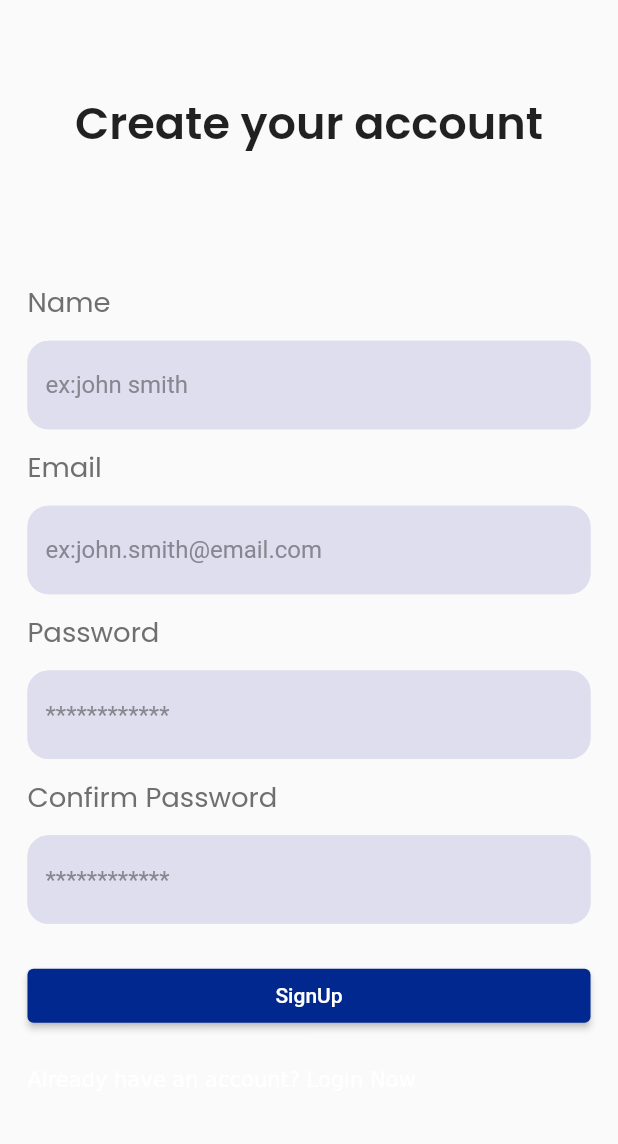
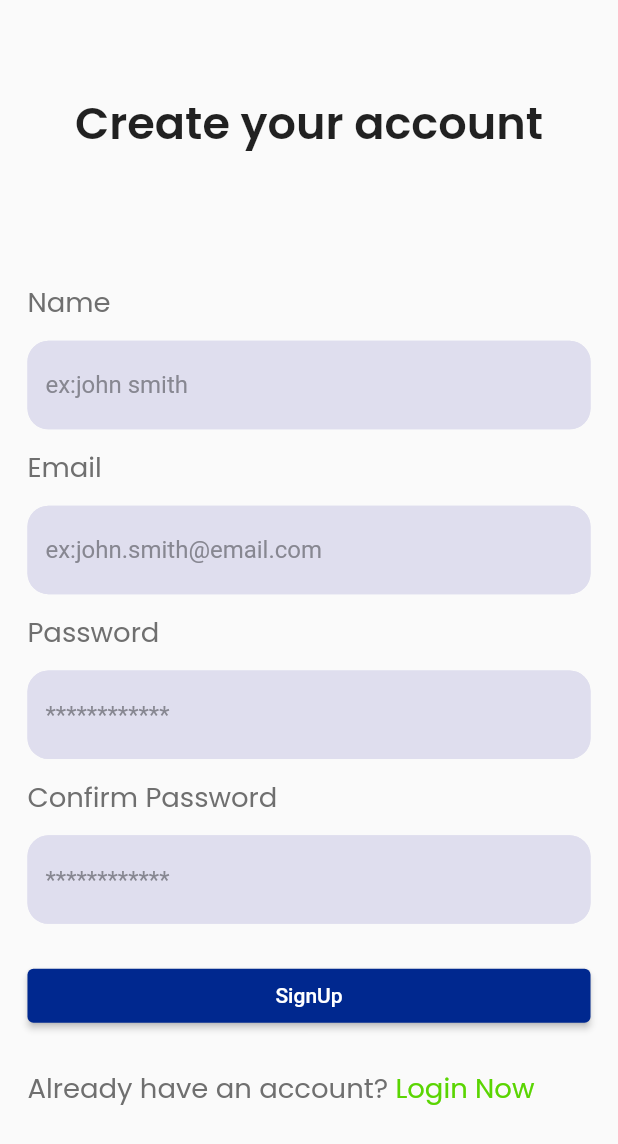
Before and after one commit to fayiz7732/text-conversion, a Flutter app: the screen it shows after launch, on a phone screen of 412 x 824 dp. Shown: the top 1144 px of the screen. Run offline on Flutter 3.47's test engine with Material 3 defaults, Android fonts, the phone set to English and light mode, and no system bars; our stand-ins replace email_validator, firebase_auth, firebase_core, flutter_screenutil, flutter_tts, google_fonts and 2 more; missing offline and left inert: google_ml_kit; accounts and stored records are empty.

Commit message:
registration screen

```diff
--- a/lib/register/registartion_screen.dart
+++ b/lib/register/registartion_screen.dart
@@ -1,3 +1,4 @@
+import 'package:flutter/cupertino.dart';
 import 'package:flutter/material.dart';
 import 'package:firebase_auth/firebase_auth.dart';
 import 'package:flutter/widgets.dart';
@@ -184,17 +185,38 @@ class _RegistrationScreenState extends State<RegistrationScreen> {
                 SizedBox(
                   height: 20.h,
                 ),
-                RichText(
+                GestureDetector(
+                  onTap: () {
+                    Navigator.pushReplacement(
+                      context,
+                      MaterialPageRoute(builder: (context) => LoginScreen()),
+                    );
+                  },
+                  child: RichText(
                     textAlign: TextAlign.center,
-                  text: const TextSpan(
+                    text: TextSpan(
                       children: <TextSpan>[
                         TextSpan(
                           text: 'Already have an account? ',
+                          style: GoogleFonts.poppins(
+                            textStyle: TextStyle(
+                              fontSize: 16.sp,
+                              fontWeight: FontWeight.w400,
+                              color: const Color(0xFF6F6F6F),
+                            ),
+                          ),
                         ),
                         TextSpan(
                             text: 'Login Now',
+                            style: GoogleFonts.poppins(
+                              textStyle: TextStyle(
+                                fontSize: 16.sp,
+                                fontWeight: FontWeight.w400,
+                                color: Color.fromARGB(255, 90, 213, 2),
                               ),
+                            )),
                       ],
+                    ),
                   ),
                 ),
                 SizedBox(
```
Lines whose indentation alone changed are shown as unchanged.
